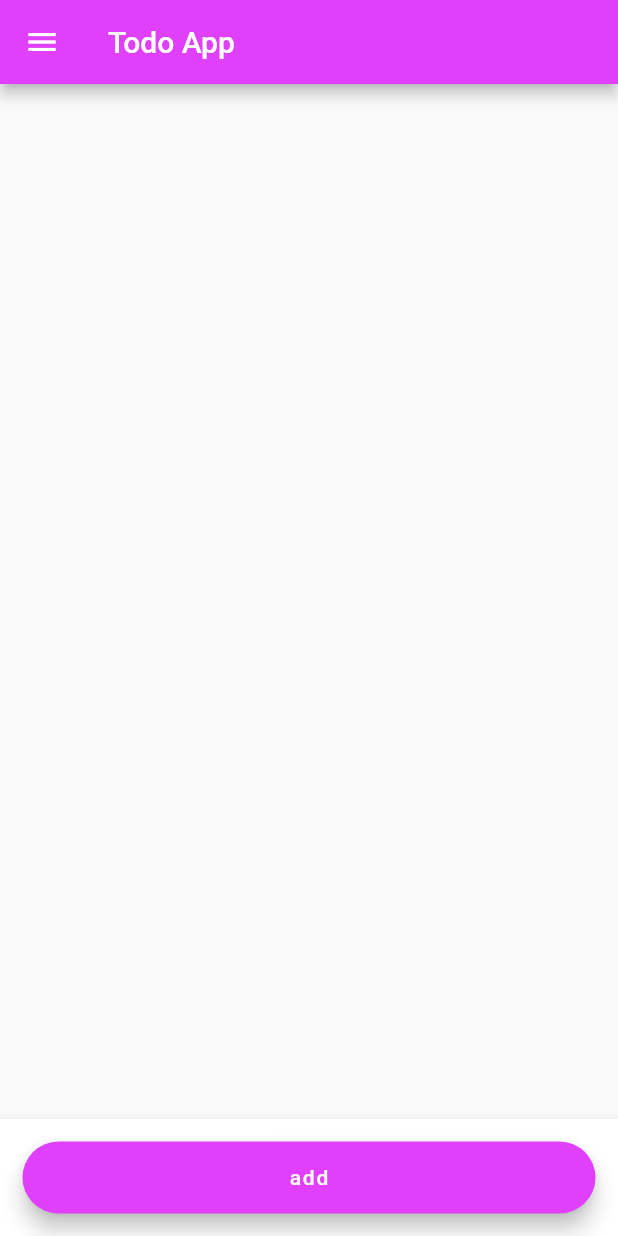
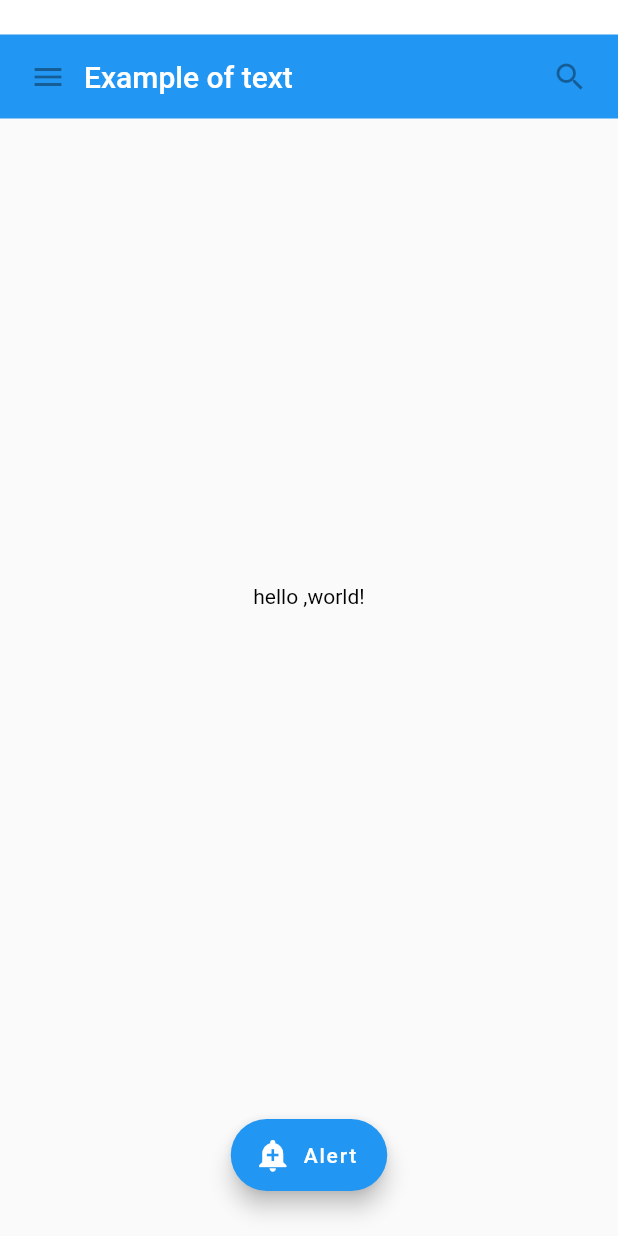
Before and after one commit to AmineFouzai/Awesome_Todos_App, a Flutter app: the screen it shows after launch, on a phone screen of 412 x 824 dp. Run offline on Flutter 3.47's test engine with Material 2 defaults, Android fonts, the light colour scheme and no system bars.

Commit message:
code update

```diff
--- a/lib/main.dart
+++ b/lib/main.dart
@@ -1,111 +1,10 @@
 import 'package:flutter/material.dart';
-import 'package:todo_app/screens/TodoHome.dart';
+import 'package:todo_app/screens/MyScaffold.dart';
 
-void main() => runApp(MyApp());
-
-class MyApp extends StatelessWidget {
-  @override
-  Widget build(BuildContext context) {
-    return MaterialApp(
-      debugShowCheckedModeBanner: false,
-      title: 'Welcome to Flutter',
-      home: TodoList(),
-    );
-  }
+void main() {
+  runApp(MaterialApp(
+    debugShowCheckedModeBanner: false,
+    title: "app v1",
+    home: MyScaffold(),
+  ));
 }
-
-// class _DismissibleApp extends StatefulWidget {
-//   @override
-//   _DismissibleAppState createState() => new _DismissibleAppState();
-// }
-
-// class _DismissibleAppState extends State<_DismissibleApp> {
-//   List<String> _values = ['One', 'Two', 'Three', 'Four', 'Five'];
-
-//   @override
-//   Widget build(BuildContext context) {
-//     return Scaffold(
-//       appBar: AppBar(
-//         title: Text('Woolha.com Flutter Tutorial'),
-//       ),
-//       body: Padding(
-//         padding: const EdgeInsets.all(15),
-//         child: ListView.separated(
-//             itemCount: _values.length,
-//             padding: const EdgeInsets.all(5.0),
-//             separatorBuilder: (context, index) => Divider(
-//                   color: Colors.black,
-//                 ),
-//             itemBuilder: (context, index) {
-//               return Dismissible(
-//                 key: Key('item ${_values[index]}'),
-//                 background: Container(
-//                   color: Colors.blue,
-//                   child: Padding(
-//                     padding: const EdgeInsets.all(15),
-//                     child: Row(
-//                       children: <Widget>[
-//                         Icon(Icons.favorite, color: Colors.white),
-//                         Text('Move to favorites',
-//                             style: TextStyle(color: Colors.white)),
-//                       ],
-//                     ),
-//                   ),
-//                 ),
-//                 secondaryBackground: Container(
-//                   color: Colors.red,
-//                   child: Padding(
-//                     padding: const EdgeInsets.all(15),
-//                     child: Row(
-//                       mainAxisAlignment: MainAxisAlignment.end,
-//                       children: <Widget>[
-//                         Icon(Icons.delete, color: Colors.white),
-//                         Text('Move to trash',
-//                             style: TextStyle(color: Colors.white)),
-//                       ],
-//                     ),
-//                   ),
-//                 ),
-//                 confirmDismiss: (DismissDirection direction) async {
-//                   return await showDialog(
-//                     context: context,
-//                     builder: (BuildContext context) {
-//                       return AlertDialog(
-//                         title: const Text("Delete Confirmation"),
-//                         content: const Text(
-//                             "Are you sure you want to delete this item?"),
-//                         actions: <Widget>[
-//                           FlatButton(
-//                               onPressed: () => Navigator.of(context).pop(true),
-//                               child: const Text("Delete")),
-//                           FlatButton(
-//                             onPressed: () => Navigator.of(context).pop(false),
-//                             child: const Text("Cancel"),
-//                           ),
-//                         ],
-//                       );
-//                     },
-//                   );
-//                 },
-//                 onDismissed: (DismissDirection direction) {
-//                   if (direction == DismissDirection.startToEnd) {
-//                     print("Add to favorite");
-//                   } else {
-//                     print('Remove item');
-//                   }
-
-//                   setState(() {
-//                     _values.removeAt(index);
-//                   });
-//                 },
-//                 child: ListTile(
-//                   leading: Icon(Icons.local_activity, size: 50),
-//                   title: Text(_values[index]),
-//                   subtitle: Text('Description here'),
-//                 ),
-//               );
-//             }),
-//       ),
-//     );
-//   }
-// }
--- /dev/null
+++ b/lib/screens/MyAppBar.dart
@@ -0,0 +1,31 @@
+import 'package:flutter/material.dart';
+
+class MyAppBar extends StatelessWidget {
+  MyAppBar({this.title});
+  final Widget title;
+  @override
+  Widget build(BuildContext context) {
+    return Container(
+      height: 56.0,
+      padding: const EdgeInsets.symmetric(horizontal: 8.0),
+      decoration: BoxDecoration(color: Colors.blue),
+      child: Row(
+        children: <Widget>[
+          IconButton(
+            icon: Icon(Icons.menu),
+            tooltip: 'Navigation Menu',
+            onPressed: null,
+          ),
+          Expanded(
+            child: title,
+          ),
+          IconButton(
+            icon: Icon(Icons.search),
+            tooltip: 'Search',
+            onPressed: null,
+          )
+        ],
+      ),
+    );
+  }
+}
--- /dev/null
+++ b/lib/screens/MyScaffold.dart
@@ -0,0 +1,44 @@
+import 'package:flutter/cupertino.dart';
+import "package:flutter/material.dart";
+import "package:todo_app/screens/MyAppBar.dart";
+
+class MyScaffold extends StatelessWidget {
+  @override
+  Widget build(BuildContext context) {
+    return Padding(
+      padding: const EdgeInsets.fromLTRB(0, 23, 0, 0),
+      child: Material(
+        child: Column(
+          children: <Widget>[
+            MyAppBar(
+              title: Text(
+                "Example of text",
+                style: Theme.of(context).primaryTextTheme.headline6,
+              ),
+            ),
+            Expanded(
+              child: Center(
+                child: Text("hello ,world!",
+                    style: TextStyle(
+                      color: Colors.black,
+                    )),
+              ),
+            ),
+            Padding(
+              padding: const EdgeInsets.all(30.0),
+              child: FloatingActionButton.extended(
+                  icon: Icon(Icons.add_alert),
+                  onPressed: () {
+                    return CupertinoAlertDialog(
+                      title: Text('alert'),
+                      content: Text('alert example'),
+                    );
+                  },
+                  label: Text("Alert")),
+            ),
+          ],
+        ),
+      ),
+    );
+  }
+}
```
Also changed, not shown: 1 other file.
